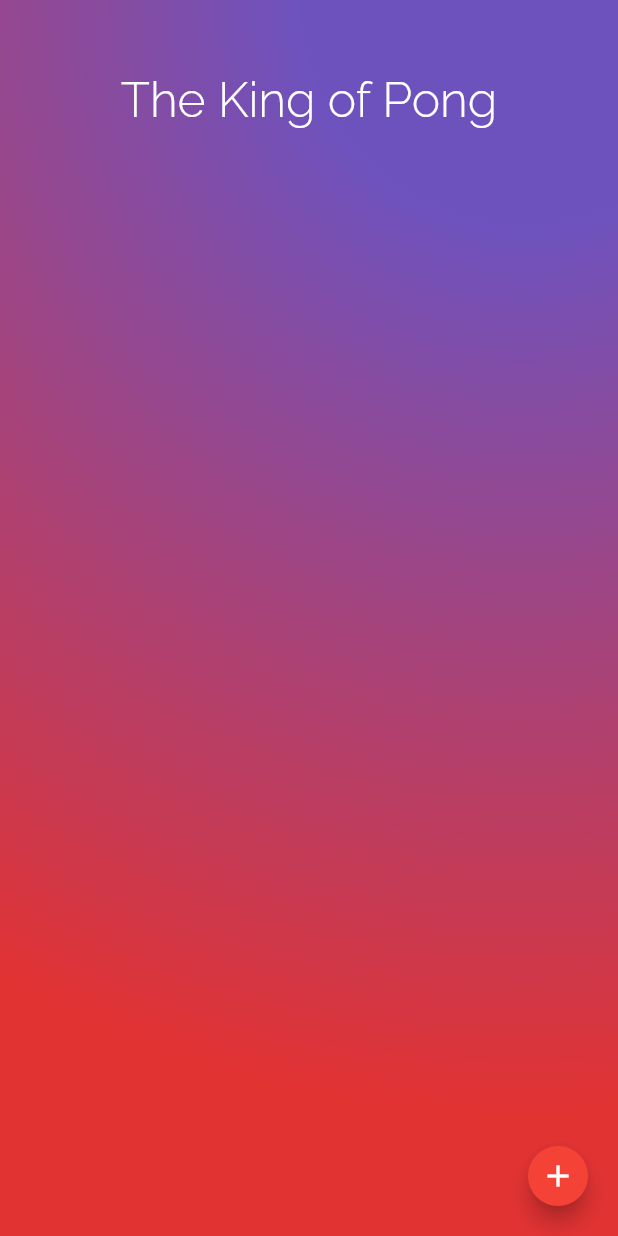
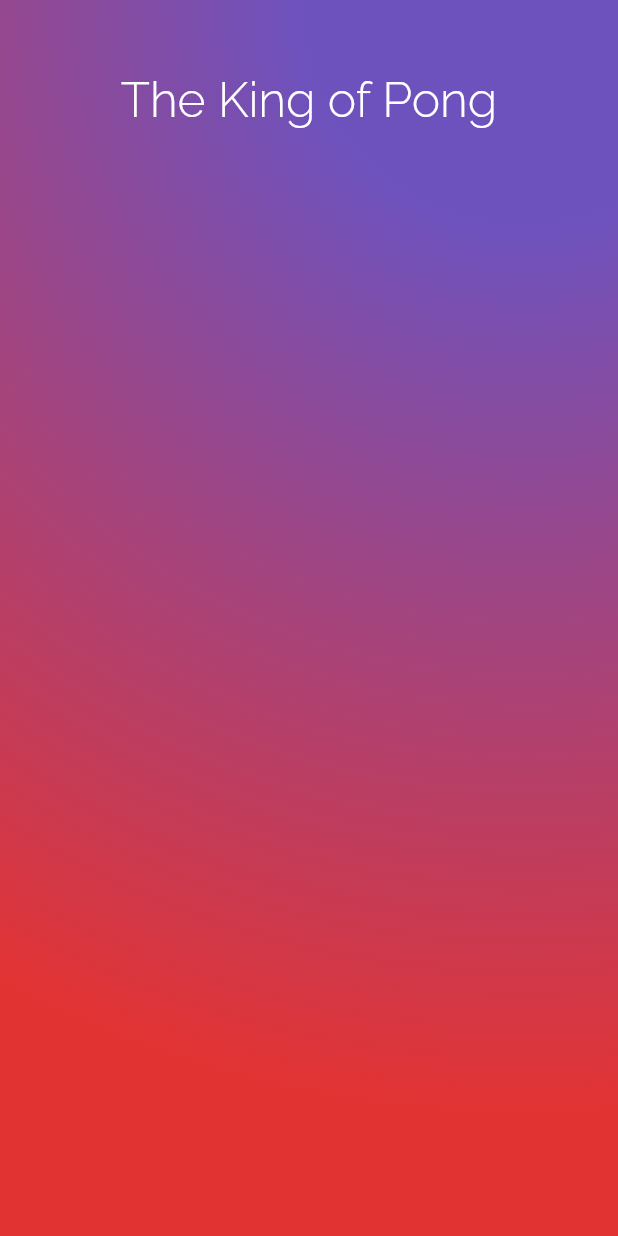
Before and after one commit to pefernandez/ladder, a Flutter app: the screen it shows after launch, on a phone screen of 412 x 824 dp. Run offline on Flutter 3.47's test engine with Material 2 defaults, Android fonts, the phone set to English and light mode, and no system bars; our stand-ins replace cloud_firestore, cloud_functions; accounts and stored records are empty.

```diff
--- a/ladder_mobile/lib/widgets/home.widget.dart
+++ b/ladder_mobile/lib/widgets/home.widget.dart
@@ -2,7 +2,6 @@ import 'package:flutter/material.dart';
 import '../models/person.model.dart';
 import './person.widget.dart';
 import './title.widget.dart';
-import './game-reporter.widget.dart';
 import '../models/game-result.model.dart';
 
 class HomeWidget extends StatefulWidget {
@@ -13,6 +12,7 @@ class HomeWidget extends StatefulWidget {
 class HomeWidgetState extends State<HomeWidget> {
 
   List<Person> people = [];
+  Person me = new Person(name: 'Damoon', points: 1500);
   final RadialGradient _gradient = const RadialGradient(
     center: const Alignment(0.7, -1.0),
     stops: [0.2, 1.4],
@@ -47,7 +47,7 @@ class HomeWidgetState extends State<HomeWidget> {
   Widget build(BuildContext ctx) {
 
     List<PersonWidget> list = this.people.map(
-      (Person person) => new PersonWidget(person: person)
+      (Person person) => new PersonWidget(person: person, me: this.me)
     ).toList();
 
     return new Scaffold(
@@ -65,11 +65,6 @@ class HomeWidgetState extends State<HomeWidget> {
           ),
         ]),
       ),
-      floatingActionButton: new FloatingActionButton(
-        mini: true,
-        child: new Icon(Icons.add),
-        onPressed: () => showModalBottomSheet(context: ctx, builder: (ctx) => new GameReporterWidget()),
-      ),
     );
   }
 }
--- a/ladder_mobile/pubspec.yaml
+++ b/ladder_mobile/pubspec.yaml
@@ -18,6 +18,7 @@ dependencies:
   cloud_firestore: 0.8.0
   cloud_functions: 0.0.4
   rxdart: 0.18.1
+  shared_preferences: 0.4.3
 
   # The following adds the Cupertino Icons font to your application.
   # Use with the CupertinoIcons class for iOS style icons.
```
Also changed, not shown: ladder_mobile/lib/widgets/game-reporter.widget.dart (deleted, +0 -19 lines), ladder_mobile/lib/widgets/person.widget.dart (+44 -4 lines), ladder_mobile/pubspec.lock, 1 other file.
